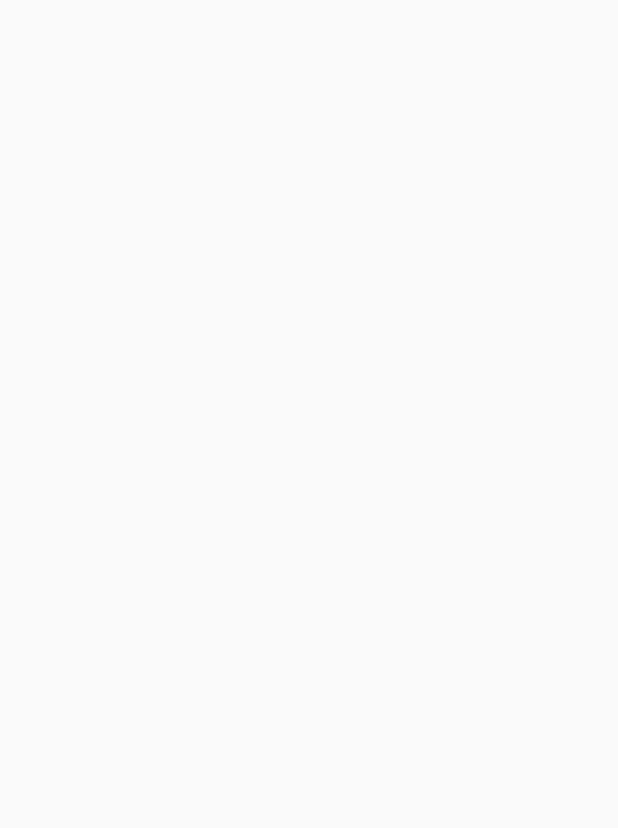
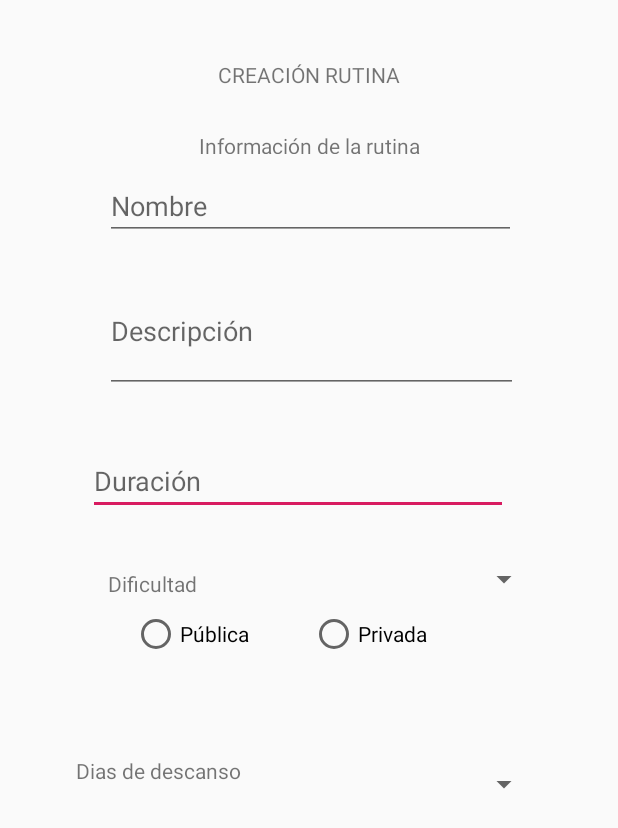
Before and after one commit to IngSw201910/Fitt, an Android app: the CrearRutinaActivity screen opened directly, with no data from a screen before it, on a phone screen of 412 x 824 dp. Before the commit the part shown is empty. Shown: the top 828 px of the screen. Run offline under Robolectric (Android 15) with nearby library versions, the light colour scheme and no system bars.

Commit message:
Pantalla crear rutina

```diff
--- a/Fitt/app/src/main/java/co/edu/javeriana/bittus/fitt/MenuPrincipalUsuarioActivity.java
+++ b/Fitt/app/src/main/java/co/edu/javeriana/bittus/fitt/MenuPrincipalUsuarioActivity.java
@@ -40,7 +40,7 @@ public class MenuPrincipalUsuarioActivity extends AppCompatActivity {
         crearRutinaB.setOnClickListener(new View.OnClickListener() {
             @Override
             public void onClick(View v) {
-
+                startActivity(new Intent(MenuPrincipalUsuarioActivity.this, CrearRutinaActivity.class));
             }
         });
 
--- a/Fitt/app/src/main/res/layout/activity_crear_rutina.xml
+++ b/Fitt/app/src/main/res/layout/activity_crear_rutina.xml
@@ -6,4 +6,145 @@
     android:layout_height="match_parent"
     tools:context=".CrearRutinaActivity">
 
+    <TextView
+        android:id="@+id/dificultad"
+        android:layout_width="wrap_content"
+        android:layout_height="wrap_content"
+        android:layout_marginStart="8dp"
+        android:layout_marginTop="40dp"
+        android:layout_marginEnd="8dp"
+        android:text="Dias de descanso"
+        app:layout_constraintEnd_toStartOf="@+id/spinner3"
+        app:layout_constraintHorizontal_bias="0.508"
+        app:layout_constraintStart_toStartOf="parent"
+        app:layout_constraintTop_toBottomOf="@+id/radioGroup" />
+
+    <Spinner
+        android:id="@+id/spinner3"
+        android:layout_width="150dp"
+        android:layout_height="38dp"
+        android:layout_marginTop="28dp"
+        android:layout_marginEnd="52dp"
+        android:layout_marginBottom="8dp"
+        app:layout_constraintBottom_toBottomOf="parent"
+        app:layout_constraintEnd_toEndOf="parent"
+        app:layout_constraintTop_toBottomOf="@+id/radioGroup"
+        app:layout_constraintVertical_bias="0.042" />
+
+    <Spinner
+        android:id="@+id/spinner2"
+        android:layout_width="150dp"
+        android:layout_height="38dp"
+        android:layout_marginTop="24dp"
+        android:layout_marginEnd="52dp"
+        app:layout_constraintEnd_toEndOf="parent"
+        app:layout_constraintTop_toBottomOf="@+id/duracionRutina" />
+
+    <EditText
+        android:id="@+id/duracionRutina"
+        android:layout_width="280dp"
+        android:layout_height="wrap_content"
+        android:layout_marginStart="8dp"
+        android:layout_marginTop="36dp"
+        android:layout_marginEnd="8dp"
+        android:ems="10"
+        android:hint="Duración"
+        android:inputType="textMultiLine"
+        app:layout_constraintEnd_toEndOf="parent"
+        app:layout_constraintHorizontal_bias="0.439"
+        app:layout_constraintStart_toStartOf="parent"
+        app:layout_constraintTop_toBottomOf="@+id/descripcionRutina" />
+
+    <TextView
+        android:id="@+id/textView"
+        android:layout_width="wrap_content"
+        android:layout_height="wrap_content"
+        android:layout_marginStart="8dp"
+        android:layout_marginTop="40dp"
+        android:layout_marginEnd="8dp"
+        android:text="CREACIÓN RUTINA"
+        app:layout_constraintEnd_toEndOf="parent"
+        app:layout_constraintStart_toStartOf="parent"
+        app:layout_constraintTop_toTopOf="parent" />
+
+    <TextView
+        android:id="@+id/textView4"
+        android:layout_width="wrap_content"
+        android:layout_height="15dp"
+        android:layout_marginStart="8dp"
+        android:layout_marginTop="28dp"
+        android:layout_marginEnd="8dp"
+        android:text="Información de la rutina"
+        app:layout_constraintEnd_toEndOf="parent"
+        app:layout_constraintStart_toStartOf="parent"
+        app:layout_constraintTop_toBottomOf="@+id/textView" />
+
+    <EditText
+        android:id="@+id/nombreRutina"
+        android:layout_width="274dp"
+        android:layout_height="wrap_content"
+        android:layout_marginStart="8dp"
+        android:layout_marginTop="12dp"
+        android:layout_marginEnd="8dp"
+        android:ems="10"
+        android:hint="Nombre"
+        android:inputType="textPersonName"
+        app:layout_constraintEnd_toEndOf="parent"
+        app:layout_constraintHorizontal_bias="0.51"
+        app:layout_constraintStart_toStartOf="parent"
+        app:layout_constraintTop_toBottomOf="@+id/textView4" />
+
+    <EditText
+        android:id="@+id/descripcionRutina"
+        android:layout_width="275dp"
+        android:layout_height="82dp"
+        android:layout_marginStart="8dp"
+        android:layout_marginTop="20dp"
+        android:layout_marginEnd="8dp"
+        android:ems="10"
+        android:hint="Descripción"
+        android:inputType="textMultiLine"
+        app:layout_constraintEnd_toEndOf="parent"
+        app:layout_constraintHorizontal_bias="0.516"
+        app:layout_constraintStart_toStartOf="parent"
+        app:layout_constraintTop_toBottomOf="@+id/nombreRutina" />
+
+    <RadioGroup
+        android:id="@+id/radioGroup"
+        android:layout_width="237dp"
+        android:layout_height="57dp"
+        android:layout_marginStart="8dp"
+        android:layout_marginTop="8dp"
+        android:layout_marginEnd="8dp"
+        android:orientation="horizontal"
+        app:layout_constraintEnd_toEndOf="parent"
+        app:layout_constraintHorizontal_bias="0.503"
+        app:layout_constraintStart_toStartOf="parent"
+        app:layout_constraintTop_toBottomOf="@+id/Dificultad">
+
+        <RadioButton
+            android:id="@+id/radioButton2"
+            android:layout_width="wrap_content"
+            android:layout_height="wrap_content"
+            android:layout_weight="1"
+            android:text="Pública" />
+
+        <RadioButton
+            android:id="@+id/radioButton"
+            android:layout_width="wrap_content"
+            android:layout_height="wrap_content"
+            android:layout_weight="1"
+            android:text="Privada" />
+    </RadioGroup>
+
+    <TextView
+        android:id="@+id/Dificultad"
+        android:layout_width="wrap_content"
+        android:layout_height="wrap_content"
+        android:layout_marginStart="72dp"
+        android:layout_marginTop="36dp"
+        android:text="Dificultad"
+        app:layout_constraintStart_toStartOf="parent"
+        app:layout_constraintTop_toBottomOf="@+id/duracionRutina" />
+
 </android.support.constraint.ConstraintLayout>
--- a/Fitt/app/src/main/res/layout/activity_menu_principal_usuario.xml
+++ b/Fitt/app/src/main/res/layout/activity_menu_principal_usuario.xml
@@ -26,15 +26,12 @@
         android:id="@+id/crearRutina"
         android:layout_width="wrap_content"
         android:layout_height="wrap_content"
-        android:layout_marginStart="280dp"
         android:layout_marginTop="52dp"
-        android:layout_marginEnd="8dp"
+        android:layout_marginEnd="228dp"
         android:layout_marginBottom="8dp"
-        android:text="+Rutina"
+        android:text="Crear rutina"
         app:layout_constraintBottom_toBottomOf="parent"
         app:layout_constraintEnd_toEndOf="parent"
-        app:layout_constraintHorizontal_bias="0.057"
-        app:layout_constraintStart_toStartOf="parent"
         app:layout_constraintTop_toBottomOf="@+id/logout"
-        app:layout_constraintVertical_bias="0.371" />
+        app:layout_constraintVertical_bias="0.0" />
 </android.support.constraint.ConstraintLayout>
```
